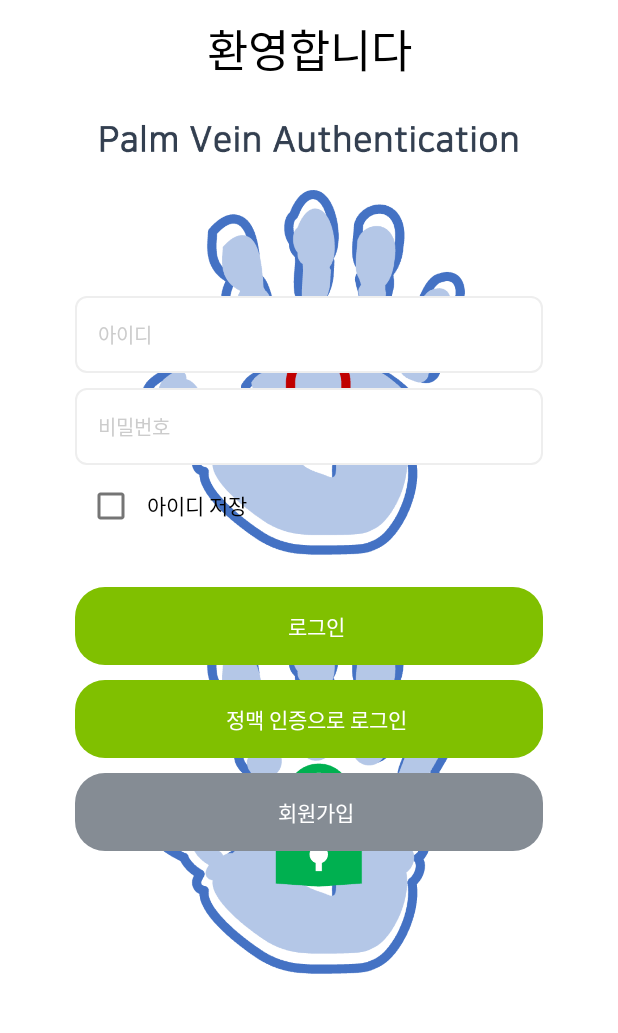
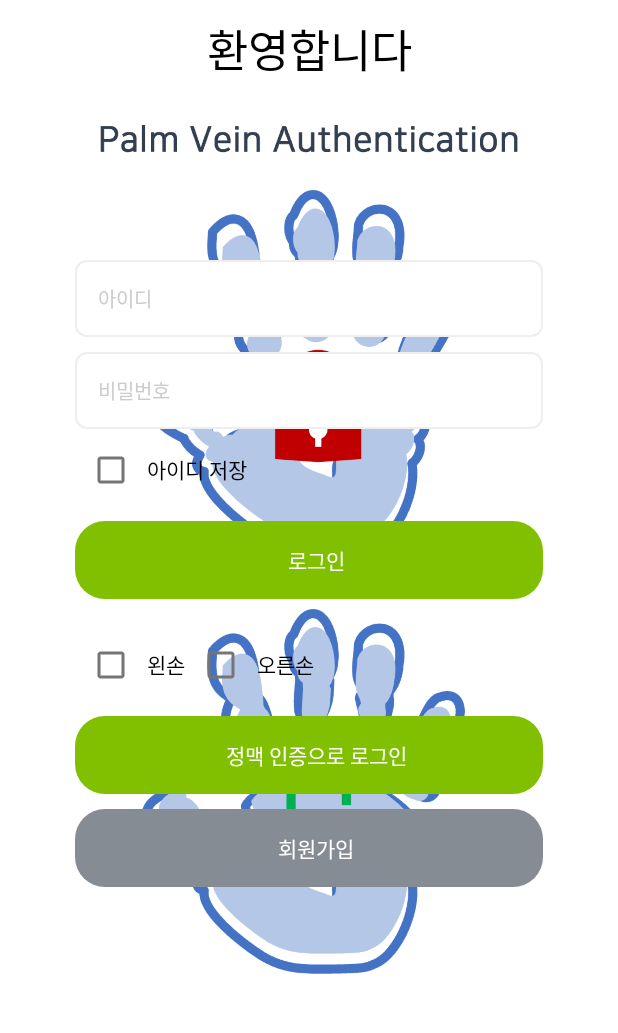
Before and after one commit to yehyuneee/SFSArteryApp, an Android app: the LoginActivity screen opened directly, with no data from a screen before it, on a phone screen of 412 x 824 dp, the part 75-1108 px from its top. Run offline under Robolectric (Android 15) with nearby library versions, the light colour scheme and no system bars; our stand-ins replace Dagger/Hilt's generated code, Room's generated code, RxJava, data binding; libraries missing offline, so code that uses them is left out: jp.co.normee.

Commit message:
정맥 인증 왼/오 구분 인증 추가, 아이디 저장 기능 추가

```diff
--- a/app/src/main/java/com/sfs/artery/certification/app/activity/LoginActivity.kt
+++ b/app/src/main/java/com/sfs/artery/certification/app/activity/LoginActivity.kt
@@ -12,7 +12,6 @@ import com.sfs.artery.certification.app.common.AlertDialogBtnType
 import com.sfs.artery.certification.app.common.ArteryType
 import com.sfs.artery.certification.app.common.LoginProcessType
 import com.sfs.artery.certification.app.databinding.ActivityLoginBinding
-import com.sfs.artery.certification.app.extention.moveActivity
 import com.sfs.artery.certification.app.extention.moveArteryActivity
 import com.sfs.artery.certification.app.extention.moveNomalUserInfoActivity
 import com.sfs.artery.certification.app.extention.startActivity
@@ -34,6 +33,7 @@ class LoginActivity : BaseActivity<ActivityLoginBinding, LoginViewModel>(), View
 
     private lateinit var mResult: ActivityResultLauncher<Intent>
     var mArteryUserId: Int = 0
+    var mArteryHandCode: Int = ArteryType.LEFT.code
 
     override fun onCreate(savedInstanceState: Bundle?) {
         super.onCreate(savedInstanceState)
@@ -56,6 +56,20 @@ class LoginActivity : BaseActivity<ActivityLoginBinding, LoginViewModel>(), View
                     this@LoginActivity.resources.getString(type.msg)
                 )
             })
+
+            rightHandFlag.observe(this@LoginActivity, { checked ->
+                if (checked) {
+                    mArteryHandCode = ArteryType.RIGHT.code
+                    viewBinding!!.arteryHandLeftChekbox.isChecked = false
+                }
+            })
+
+            leftHandFlag.observe(this@LoginActivity, { checked ->
+                if (checked) {
+                    mArteryHandCode = ArteryType.LEFT.code
+                    viewBinding!!.arteryHandRightChekbox.isChecked = false
+                }
+            })
         }
 
         viewBinding!!.loginSignInLayout.setOnClickListener(this)
@@ -69,7 +83,7 @@ class LoginActivity : BaseActivity<ActivityLoginBinding, LoginViewModel>(), View
         val setting = NRPalmViewDesc.InitDescs()
 
         setting.Setting.UserID = mArteryUserId
-        setting.Setting.SubID = ArteryType.LEFT.code
+        setting.Setting.SubID = mArteryHandCode
         setting.Call.CMode = NRPalmViewDesc.CallDesc.CallMode.AUTHENTICATE
         setting.Setting.IsOutputAuditLog = false
 
--- a/app/src/main/java/com/sfs/artery/certification/app/activity/NormalUserInfoActivity.kt
+++ b/app/src/main/java/com/sfs/artery/certification/app/activity/NormalUserInfoActivity.kt
@@ -41,7 +41,7 @@ class NormalUserInfoActivity :
         }
 
         viewBinding!!.headerView.setHeader(
-            HeaderView.HEADER_BACK,
+            HeaderView.HEADER_BASIC,
             applicationContext.getString(R.string.normal_user_info_text),
             this@NormalUserInfoActivity
         )
--- a/app/src/main/java/com/sfs/artery/certification/app/activity/SignInActivity.kt
+++ b/app/src/main/java/com/sfs/artery/certification/app/activity/SignInActivity.kt
@@ -205,6 +205,7 @@ class SignInActivity : BaseActivity<ActivitySignInBinding, SignInViewModel>(),
                                     unableBackground
                                 )
                                 viewBinding!!.rightHandArteryLayout.isClickable = false
+                                arteryRightUserId = mArteryUserId
                                 arteryRightHandEnroll = true
                             } else {
                                 handType = getString(R.string.artery_left_hand)
@@ -212,6 +213,7 @@ class SignInActivity : BaseActivity<ActivitySignInBinding, SignInViewModel>(),
                                     unableBackground
                                 )
                                 viewBinding!!.leftHandArteryLayout.isClickable = false
+                                arteryLeftUserId = mArteryUserId
                                 arteryLeftHandEnroll = true
                             }
                             alertText = String.format(
--- a/app/src/main/java/com/sfs/artery/certification/app/common/CommonConst.kt
+++ b/app/src/main/java/com/sfs/artery/certification/app/common/CommonConst.kt
@@ -30,6 +30,7 @@ enum class LoginType(@StringRes val msg: Int) {
     PW_COMFIRM_CHK_EMPTY(msg = R.string.sign_in_pw_confirm_empty),
     COMPANY_CODE_EMPTY(msg = R.string.sign_in_company_code_empty),
     COMPANY_CODE_CHK_EMPTY(msg = R.string.sign_in_company_code_confirm_empty),
+    SELECT_ARTERY_HAND(msg = R.string.artery_select_hand),
 }
 
 enum class LoginProcessType() {
--- /dev/null
+++ b/app/src/main/java/com/sfs/artery/certification/app/common/CommonDefine.kt
@@ -0,0 +1,6 @@
+package com.sfs.artery.certification.app.common
+
+object CommonDefine {
+    val SAVE_ID_FLAG = "SAVE_ID_FLAG"
+    val LOGIN_ID = "LOGIN_ID"
+}
--- a/app/src/main/java/com/sfs/artery/certification/app/roomdb/entity/User.kt
+++ b/app/src/main/java/com/sfs/artery/certification/app/roomdb/entity/User.kt
@@ -13,5 +13,6 @@ data class User(
     @ColumnInfo(name = "userPhone") val userPhoneNum: String,
     @ColumnInfo(name = "userCompany_code") val userCompanyCode: String,
     @ColumnInfo(name = "userArtery_hand_code") val userArteryHandCode: String,
-    @ColumnInfo(name = "userArtery_code") val userArteryCode: String,
+    @ColumnInfo(name = "userLeftArtery_code") val userLeftArteryCode: String,
+    @ColumnInfo(name = "userRightArtery_code") val userRightArteryCode: String,
 )
--- a/app/src/main/java/com/sfs/artery/certification/app/util/CommonModule.kt
+++ b/app/src/main/java/com/sfs/artery/certification/app/util/CommonModule.kt
@@ -10,4 +10,7 @@ import dagger.hilt.components.SingletonComponent
 abstract class CommonModule {
     @Binds
     abstract fun resourceProvide(resourceProviderImpl: ResourceProviderImpl): ResourceProvider
+
+    @Binds
+    abstract fun sharedPreferenceProvide(sharedPrefereces: SharedPrefereces): SharePreferenceInterface
 }
--- /dev/null
+++ b/app/src/main/java/com/sfs/artery/certification/app/util/SharedPrefereces.kt
@@ -0,0 +1,35 @@
+package com.sfs.artery.certification.app.util
+
+import android.content.Context
+import android.content.SharedPreferences
+import dagger.hilt.android.qualifiers.ApplicationContext
+import javax.inject.Inject
+
+interface SharePreferenceInterface {
+    fun setString(key: String, default: String)
+    fun getString(key: String, default: String): String
+    fun setBoolean(key: String, default: Boolean)
+    fun getBoolean(key: String, default: Boolean): Boolean
+}
+
+class SharedPrefereces
+@Inject constructor(@ApplicationContext private val context: Context) : SharePreferenceInterface {
+    private val prefs: SharedPreferences =
+        context.getSharedPreferences("prefs_name", Context.MODE_PRIVATE)
+
+    override fun setString(key: String, str: String) {
+        prefs.edit().putString(key, str).apply()
+    }
+
+    override fun getString(key: String, default: String): String {
+        return prefs.getString(key, default).toString()
+    }
+
+    override fun setBoolean(key: String, default: Boolean) {
+        prefs.edit().putBoolean(key, default).apply()
+    }
+
+    override fun getBoolean(key: String, default: Boolean): Boolean {
+        return prefs.getBoolean(key, false)
+    }
+}
--- a/app/src/main/java/com/sfs/artery/certification/app/viewmodel/LoginViewModel.kt
+++ b/app/src/main/java/com/sfs/artery/certification/app/viewmodel/LoginViewModel.kt
@@ -1,11 +1,13 @@
 package com.sfs.artery.certification.app.viewmodel
 
 import androidx.lifecycle.MutableLiveData
+import com.sfs.artery.certification.app.common.CommonDefine
 import com.sfs.artery.certification.app.common.LoginProcessType
 import com.sfs.artery.certification.app.common.LoginType
 import com.sfs.artery.certification.app.roomdb.ArteryDatabase
 import com.sfs.artery.certification.app.roomdb.dao.UserDao
 import com.sfs.artery.certification.app.util.ResourceProvider
+import com.sfs.artery.certification.app.util.SharedPrefereces
 import dagger.hilt.android.lifecycle.HiltViewModel
 import io.reactivex.android.schedulers.AndroidSchedulers
 import io.reactivex.schedulers.Schedulers
@@ -14,20 +16,32 @@ import javax.inject.Inject
 @HiltViewModel
 class LoginViewModel @Inject constructor(
     resourceProvider: ResourceProvider,
+    sharedPrefereces: SharedPrefereces,
 ) : BaseViewModel() {
 
     var userDao: UserDao
+    var _sharedPrefereces = sharedPrefereces
     var arteryUserId: String = ""
 
     val userId: MutableLiveData<String> by lazy { MutableLiveData<String>() }
     val userPw: MutableLiveData<String> by lazy { MutableLiveData<String>() }
-    val saveIdFlag: MutableLiveData<Boolean> by lazy { MutableLiveData<Boolean>() }
+
+    val saveIdFlag = MutableLiveData(false)
+    val rightHandFlag = MutableLiveData(false)
+    val leftHandFlag = MutableLiveData(false)
 
     val loginStatus: MutableLiveData<LoginProcessType> by lazy { MutableLiveData<LoginProcessType>() }
     val loginFailType: MutableLiveData<LoginType> by lazy { MutableLiveData<LoginType>() }
 
     init {
         userDao = ArteryDatabase.getInstance(resourceProvider.getContext())!!.userDao()
+
+        if (_sharedPrefereces.getBoolean(CommonDefine.SAVE_ID_FLAG, false)) {
+            saveIdFlag.value = true
+            if (_sharedPrefereces.getString(CommonDefine.LOGIN_ID, "").isNotEmpty()) {
+                userId.value = _sharedPrefereces.getString(CommonDefine.LOGIN_ID, "")
+            }
+        }
     }
 
     /**
@@ -36,6 +50,8 @@ class LoginViewModel @Inject constructor(
     fun doArteryLogin() {
         if (userId.value.isNullOrEmpty()) {
             loginFailType.postValue(LoginType.ID_EMPTY)
+        } else if (leftHandFlag.value == false && rightHandFlag.value == false) {
+            loginFailType.postValue(LoginType.SELECT_ARTERY_HAND)
         } else {
             doLogin(false)
         }
@@ -71,7 +87,11 @@ class LoginViewModel @Inject constructor(
                         }
                         loginStatus.postValue(LoginProcessType.ID_LOGIN)
                     } else {
-                        arteryUserId = loginUser.id.toString()
+                        if (leftHandFlag.value == true) {
+                            arteryUserId = loginUser.userLeftArteryCode
+                        } else {
+                            arteryUserId = loginUser.userRightArteryCode
+                        }
                         loginStatus.postValue(LoginProcessType.ARTERY_LOGIN)
                     }
                 }, {
@@ -79,5 +99,13 @@ class LoginViewModel @Inject constructor(
                     loginStatus.postValue(LoginProcessType.NONE)
                 })
         )
+
+        if (saveIdFlag.value == true) {
+            _sharedPrefereces.setBoolean(CommonDefine.SAVE_ID_FLAG, true)
+            _sharedPrefereces.setString(CommonDefine.LOGIN_ID, userId.value.toString())
+        }else{
+            _sharedPrefereces.setBoolean(CommonDefine.SAVE_ID_FLAG, false)
+            _sharedPrefereces.setString(CommonDefine.LOGIN_ID, "")
+        }
     }
 }
--- a/app/src/main/res/layout/activity_login.xml
+++ b/app/src/main/res/layout/activity_login.xml
@@ -141,7 +141,7 @@
                 android:id="@+id/login_btn_layout"
                 android:layout_width="match_parent"
                 android:layout_height="wrap_content"
-                android:layout_marginTop="@dimen/dp_size_30"
+                android:layout_marginTop="@dimen/dp_size_10"
                 android:background="@drawable/btn_box_layout"
                 android:onClick="@{()->viewmodel.doIdLogin()}"
                 android:orientation="horizontal"
@@ -162,6 +162,45 @@
             </androidx.appcompat.widget.LinearLayoutCompat>
 
             <androidx.appcompat.widget.LinearLayoutCompat
+                android:id="@+id/login_artery_hand_layout"
+                android:layout_width="match_parent"
+                android:layout_height="wrap_content"
+                android:layout_marginTop="@dimen/dp_size_20"
+                android:orientation="horizontal"
+                app:layout_constraintLeft_toLeftOf="parent"
+                app:layout_constraintTop_toBottomOf="@+id/login_btn_layout">
+
+                <com.google.android.material.checkbox.MaterialCheckBox
+                    android:id="@+id/artery_hand_left_chekbox"
+                    android:layout_width="wrap_content"
+                    android:layout_height="wrap_content"
+                    android:checked="@={viewmodel.leftHandFlag}"
+                    android:padding="@dimen/dp_size_0" />
+
+                <androidx.appcompat.widget.AppCompatTextView
+                    android:layout_width="wrap_content"
+                    android:layout_height="wrap_content"
+                    android:text="@string/sign_in_artery_enroll_left_hand"
+                    android:textColor="@color/black"
+                    android:textSize="@dimen/text_size_14" />
+
+                <com.google.android.material.checkbox.MaterialCheckBox
+                    android:id="@+id/artery_hand_right_chekbox"
+                    android:layout_width="wrap_content"
+                    android:layout_height="wrap_content"
+                    android:checked="@={viewmodel.rightHandFlag}"
+                    android:padding="@dimen/dp_size_0" />
+
+                <androidx.appcompat.widget.AppCompatTextView
+                    android:layout_width="wrap_content"
+                    android:layout_height="wrap_content"
+                    android:text="@string/artery_right_hand"
+                    android:textColor="@color/black"
+                    android:textSize="@dimen/text_size_14" />
+
+            </androidx.appcompat.widget.LinearLayoutCompat>
+
+            <androidx.appcompat.widget.LinearLayoutCompat
                 android:id="@+id/login_artery_layout"
                 android:layout_width="match_parent"
                 android:layout_height="wrap_content"
@@ -172,7 +211,7 @@
                 android:paddingLeft="@dimen/dp_size_10"
                 android:paddingTop="@dimen/dp_size_15"
                 android:paddingBottom="@dimen/dp_size_15"
-                app:layout_constraintTop_toBottomOf="@+id/login_btn_layout">
+                app:layout_constraintTop_toBottomOf="@+id/login_artery_hand_layout">
 
                 <com.google.android.material.textview.MaterialTextView
                     android:id="@+id/login_artery_text"
--- a/app/src/main/res/values/strings.xml
+++ b/app/src/main/res/values/strings.xml
@@ -65,6 +65,7 @@
     <string name="artery_error">오류가 발생하였습니다.</string>
     <string name="artery_fail">실패 하였습니다.</string>
     <string name="artery_success">성공 하였습니다.</string>
+    <string name="artery_select_hand">정맥 인증할 손을 선택해주세요.</string>
 
     <!-- 개인 회원정보 -->
     <string name="normal_user_info_text">회원정보</string>
```
Also changed, not shown: app/src/main/java/com/sfs/artery/certification/app/viewmodel/SignInViewModel.kt (+5 -3 lines).
